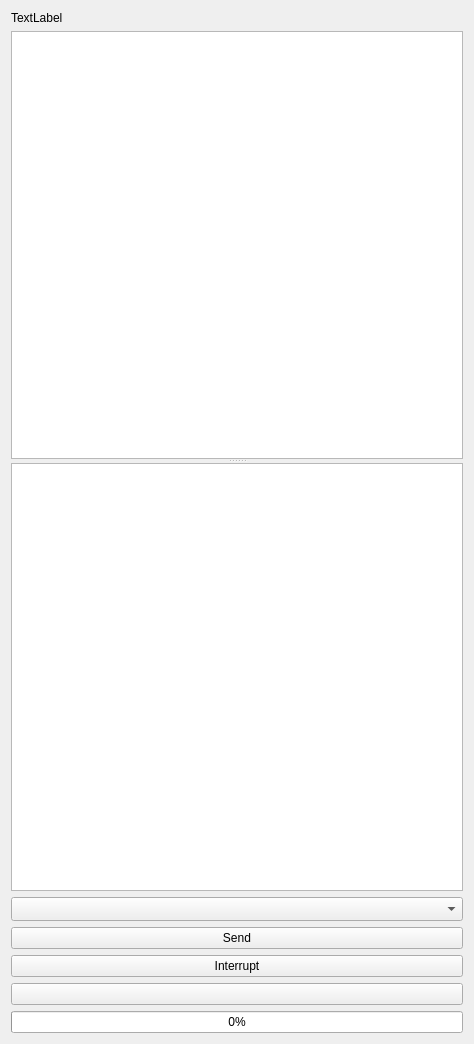
The window that src/airunner/widgets/llm/templates/chat_prompt.ui (Capsize-Games/airunner) describes before a commit, drawn with Qt 5.
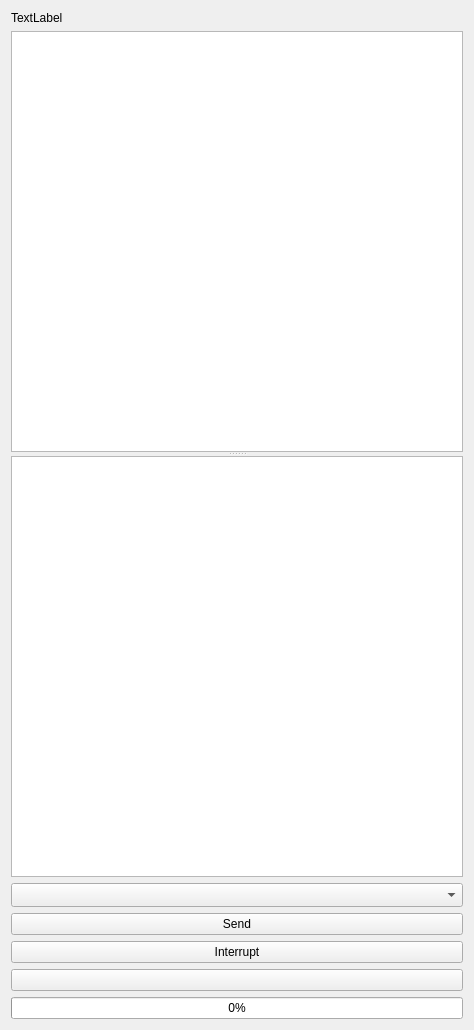
The same window after the commit. Icons and pictures are not drawn.

```diff
--- a/src/airunner/widgets/llm/templates/chat_prompt.ui
+++ b/src/airunner/widgets/llm/templates/chat_prompt.ui
@@ -7,7 +7,7 @@
     <x>0</x>
     <y>0</y>
     <width>474</width>
-    <height>1044</height>
+    <height>1030</height>
    </rect>
   </property>
   <property name="windowTitle">
@@ -38,7 +38,7 @@
             <x>0</x>
             <y>0</y>
             <width>454</width>
-            <height>423</height>
+            <height>416</height>
            </rect>
           </property>
           <layout class="QGridLayout" name="gridLayout_2">
```
